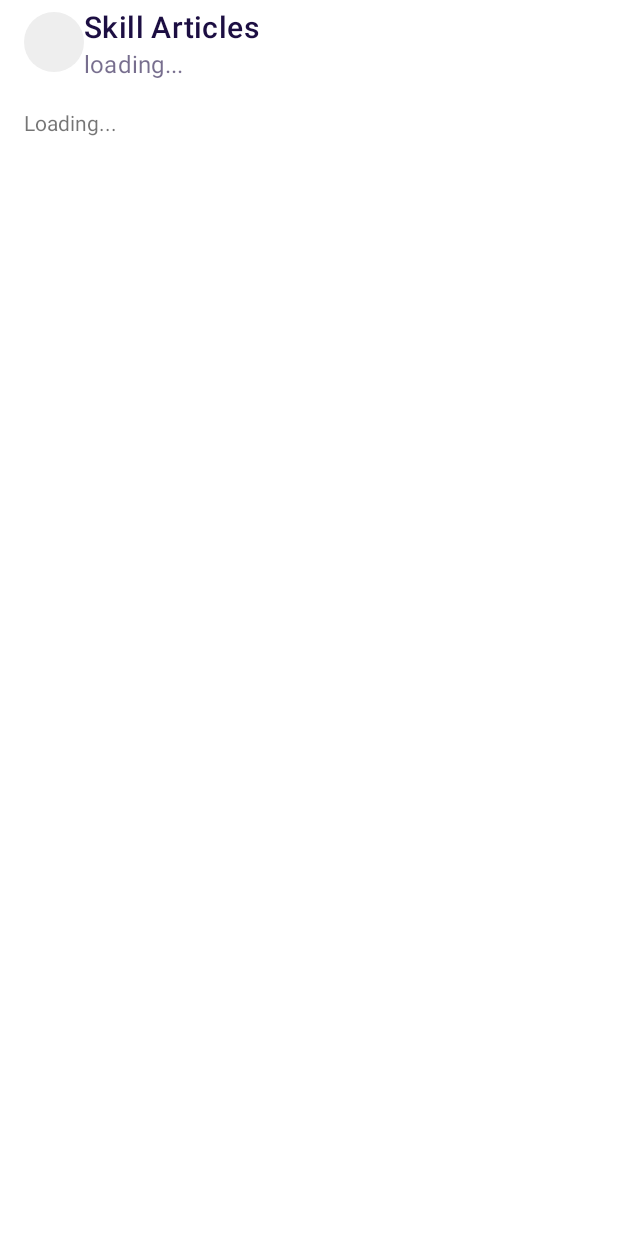
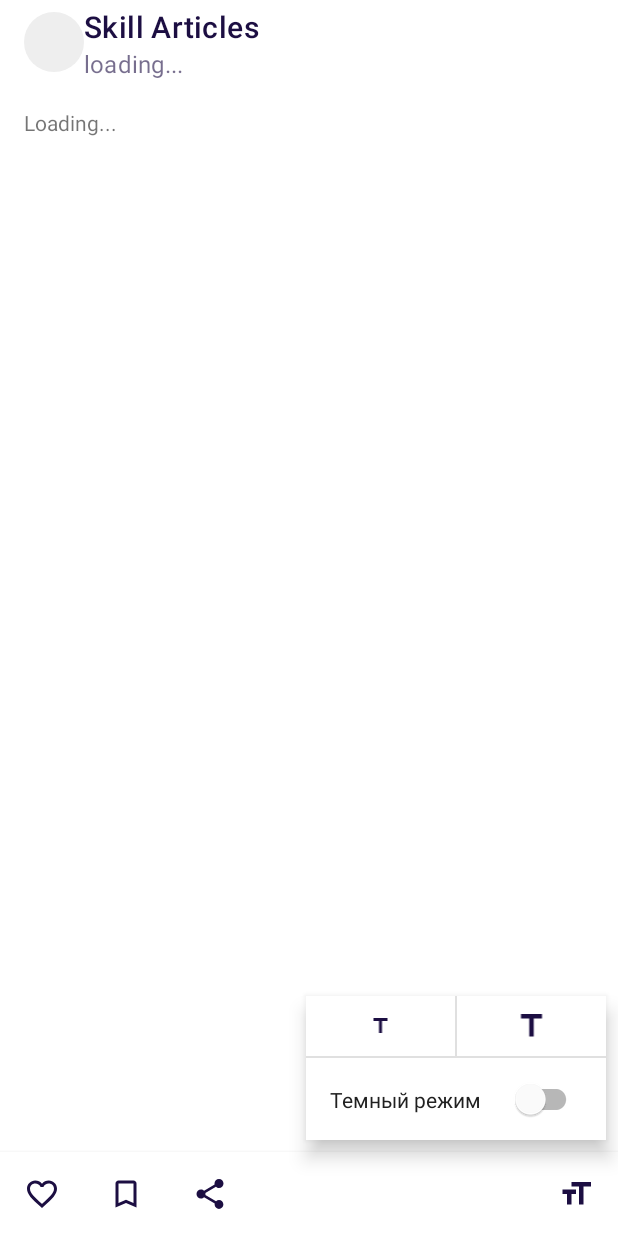
Before and after one commit to evgenru/SkillArticles, an Android app: the layout activity_root.xml on its own in the app's theme, with its tools: preview values and no code run, on a phone screen of 412 x 824 dp. Run offline under Robolectric (Android 15) with nearby library versions, the phone set to English and light mode, and no system bars.

Commit message:
design done

```diff
--- a/app/src/main/res/layout/activity_root.xml
+++ b/app/src/main/res/layout/activity_root.xml
@@ -1,7 +1,7 @@
 <?xml version="1.0" encoding="utf-8"?>
 <androidx.coordinatorlayout.widget.CoordinatorLayout xmlns:android="http://schemas.android.com/apk/res/android"
+    xmlns:app="http://schemas.android.com/apk/res-auto"
     xmlns:tools="http://schemas.android.com/tools"
-    xmlns:app="http://schemas.android.com/apk/res-auto"
     android:id="@+id/coordinator_container"
     android:layout_width="match_parent"
     android:layout_height="match_parent"
@@ -14,31 +14,51 @@
 
         <com.google.android.material.appbar.MaterialToolbar
             android:id="@+id/toolbar"
-            android:theme="@style/ArticleBarsTheme"
             style="@style/ArticleToolbar"
             android:layout_width="match_parent"
             android:layout_height="?attr/actionBarSize"
+            android:elevation="4dp"
+            android:theme="@style/ArticleBarsTheme"
+            app:layout_scrollFlags="scroll|enterAlwaysCollapsed"
             app:logo="@drawable/logo_placeholder"
-            app:title="@string/app_name"
             app:subtitle="loading..."
-            app:layout_scrollFlags="scroll|enterAlwaysCollapsed"
-            android:elevation="4dp"
-            />
+            app:title="@string/app_name" />
     </com.google.android.material.appbar.AppBarLayout>
 
     <androidx.core.widget.NestedScrollView
         android:layout_width="match_parent"
         android:layout_height="match_parent"
         app:layout_behavior="com.google.android.material.appbar.AppBarLayout$ScrollingViewBehavior">
+
         <TextView
             android:id="@+id/tv_text_content"
             android:layout_width="wrap_content"
             android:layout_height="wrap_content"
             android:layout_margin="16dp"
-            android:text="Loading..."
-            />
+            android:text="Loading..." />
 
     </androidx.core.widget.NestedScrollView>
 
+    <ru.skillbranch.skillarticles.ui.custom.ArticleSubmenu
+        android:id="@+id/submenu"
+        android:layout_width="200dp"
+        android:layout_height="96dp"
+        android:layout_gravity="bottom|right"
+        android:layout_marginRight="8dp"
+        android:layout_marginBottom="8dp"
+        android:elevation="8dp"
+        android:theme="@style/ArticleBarsTheme"
+        android:visibility="gone"
+        app:layout_dodgeInsetEdges="bottom"
+        tools:visibility="visible" />
+
+    <ru.skillbranch.skillarticles.ui.custom.Bottombar
+        android:id="@+id/bottombar"
+        android:layout_width="match_parent"
+        android:layout_height="wrap_content"
+        android:layout_gravity="bottom"
+        android:elevation="4dp"
+        android:theme="@style/ArticleBarsTheme"
+        app:layout_insetEdge="bottom" />
 
 </androidx.coordinatorlayout.widget.CoordinatorLayout>
```
Also changed, not shown: app/src/main/java/ru/skillbranch/skillarticles/ui/RootActivity.kt (+25 -1 lines).
